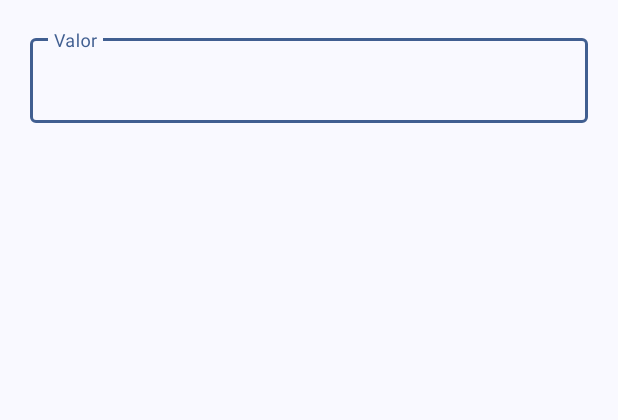
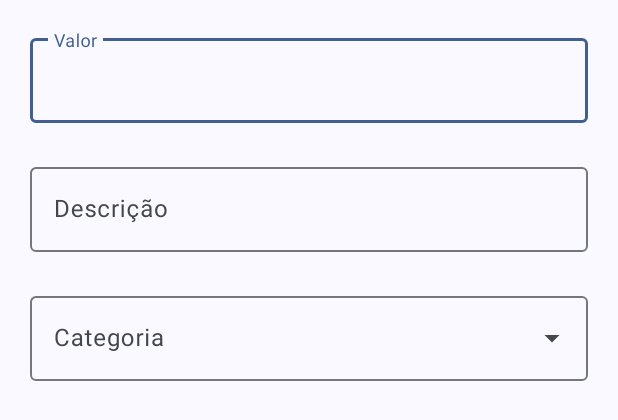
Before and after one commit to jonathas-silva/Domestic-Budget, an Android app: the layout custom_alert_gastos_edt.xml on its own in the app's theme, with its tools: preview values and no code run, on a phone screen of 412 x 824 dp. Shown: the top 420 px of the screen. Run offline under Robolectric (Android 15) with nearby library versions, the phone set to English and light mode, and no system bars.

Commit message:
adicionado campos de edição no alert dialog

```diff
--- a/app/src/main/java/com/example/domesticbudget/GastosFragment.kt
+++ b/app/src/main/java/com/example/domesticbudget/GastosFragment.kt
@@ -4,6 +4,8 @@ import android.os.Bundle
 import android.view.LayoutInflater
 import android.view.View
 import android.view.ViewGroup
+import android.widget.ArrayAdapter
+import android.widget.AutoCompleteTextView
 import android.widget.Toast
 import androidx.appcompat.app.AlertDialog
 import androidx.fragment.app.Fragment
@@ -62,6 +64,16 @@ class GastosFragment : Fragment() {
 
         //Adicionando um botão
         builder.setPositiveButton("Beleza") { _, _ -> }
+
+        //povoando a dropdown de categorias de categorias
+        val categoria = customLayout.findViewById<AutoCompleteTextView>(R.id.inputEditarCategoria)
+        val listaCategorias = listOf("Alimentação", "teste")
+        val adapter = ArrayAdapter(
+            requireContext(),
+            R.layout.list_item, listaCategorias
+        )
+        categoria.setAdapter(adapter)
+
 
         //criando e mostrando o alert dialog
         val dialog = builder.create()
--- a/app/src/main/java/com/example/domesticbudget/NovoGastoFragment.kt
+++ b/app/src/main/java/com/example/domesticbudget/NovoGastoFragment.kt
@@ -57,7 +57,7 @@ class NovoGastoFragment : Fragment() {
         val view = inflater.inflate(R.layout.fragment_novo_gasto, container, false)
 
 
-        inputCategoria = view.findViewById(R.id.inputCategoria)
+        inputCategoria = view.findViewById(R.id.inputEditarCategoria)
         btnSalvar = view.findViewById(R.id.btnSalvar)
         inputValor = view.findViewById(R.id.inputValor)
         inputDescricao = view.findViewById(R.id.inputDescricao)
--- a/app/src/main/res/layout/custom_alert_gastos_edt.xml
+++ b/app/src/main/res/layout/custom_alert_gastos_edt.xml
@@ -4,6 +4,7 @@
 
 <androidx.constraintlayout.widget.ConstraintLayout xmlns:android="http://schemas.android.com/apk/res/android"
     xmlns:app="http://schemas.android.com/apk/res-auto"
+    xmlns:tools="http://schemas.android.com/tools"
     android:id="@+id/constraint_edit_gastos"
     android:layout_width="match_parent"
     android:layout_height="wrap_content"
@@ -15,12 +16,10 @@
         android:layout_width="0dp"
         android:layout_height="wrap_content"
         android:hint="Valor"
-        app:layout_constraintBottom_toBottomOf="parent"
         app:layout_constraintEnd_toEndOf="parent"
         app:layout_constraintHorizontal_bias="0.5"
         app:layout_constraintStart_toStartOf="parent"
-        app:layout_constraintTop_toTopOf="parent"
-        app:layout_constraintVertical_bias="0.5">
+        app:layout_constraintTop_toTopOf="parent">
 
         <com.google.android.material.textfield.TextInputEditText
             android:id="@+id/valorEditGastos"
@@ -28,4 +27,43 @@
             android:layout_height="wrap_content" />
     </com.google.android.material.textfield.TextInputLayout>
 
+    <com.google.android.material.textfield.TextInputLayout
+        android:id="@+id/textInputLayout"
+        android:layout_width="0dp"
+        android:layout_height="wrap_content"
+        android:layout_marginTop="24dp"
+        android:hint="Descrição"
+        app:layout_constraintEnd_toEndOf="parent"
+        app:layout_constraintHorizontal_bias="0.5"
+        app:layout_constraintStart_toStartOf="parent"
+        app:layout_constraintTop_toBottomOf="@+id/containerEditGastos">
+
+        <com.google.android.material.textfield.TextInputEditText
+            android:layout_width="match_parent"
+            android:layout_height="wrap_content" />
+    </com.google.android.material.textfield.TextInputLayout>
+
+    <com.google.android.material.textfield.TextInputLayout
+        android:id="@+id/containerEditarCategoria"
+        style="@style/Widget.Material3.TextInputLayout.OutlinedBox.Dense.ExposedDropdownMenu"
+        android:layout_width="0dp"
+        android:layout_height="wrap_content"
+        android:layout_marginTop="24dp"
+        android:hint="Categoria"
+        app:layout_constraintEnd_toEndOf="parent"
+        app:layout_constraintHorizontal_bias="0.5"
+        app:layout_constraintStart_toStartOf="parent"
+        app:layout_constraintTop_toBottomOf="@+id/textInputLayout">
+
+        <AutoCompleteTextView
+            android:id="@+id/inputEditarCategoria"
+            style="@style/Widget.Material3.AutoCompleteTextView.OutlinedBox"
+            android:layout_width="match_parent"
+            android:layout_height="wrap_content"
+            android:dropDownWidth="wrap_content"
+            android:dropDownHeight="wrap_content"
+            android:inputType="none"
+            app:dropDownBackgroundTint="@color/md_theme_inverseOnSurface" />
+    </com.google.android.material.textfield.TextInputLayout>
+
 </androidx.constraintlayout.widget.ConstraintLayout>
--- a/app/src/main/res/layout/fragment_novo_gasto.xml
+++ b/app/src/main/res/layout/fragment_novo_gasto.xml
@@ -54,7 +54,7 @@
         </com.google.android.material.textfield.TextInputLayout>
 
         <com.google.android.material.textfield.TextInputLayout
-            android:id="@+id/containerCategoria"
+            android:id="@+id/containerEditarCategoria"
             style="@style/Widget.Material3.TextInputLayout.OutlinedBox.Dense.ExposedDropdownMenu"
             android:layout_width="0dp"
             android:layout_height="wrap_content"
@@ -69,7 +69,7 @@
             app:layout_constraintTop_toBottomOf="@+id/containerDescricao">
 
             <AutoCompleteTextView
-                android:id="@+id/inputCategoria"
+                android:id="@+id/inputEditarCategoria"
                 style="@style/Widget.Material3.AutoCompleteTextView.OutlinedBox"
                 android:layout_width="match_parent"
                 android:layout_height="wrap_content"
@@ -88,7 +88,7 @@
             app:layout_constraintEnd_toEndOf="parent"
             app:layout_constraintHorizontal_bias="0.5"
             app:layout_constraintStart_toStartOf="parent"
-            app:layout_constraintTop_toBottomOf="@+id/containerCategoria" />
+            app:layout_constraintTop_toBottomOf="@+id/containerEditarCategoria" />
 
     </androidx.constraintlayout.widget.ConstraintLayout>
 </FrameLayout>
```
